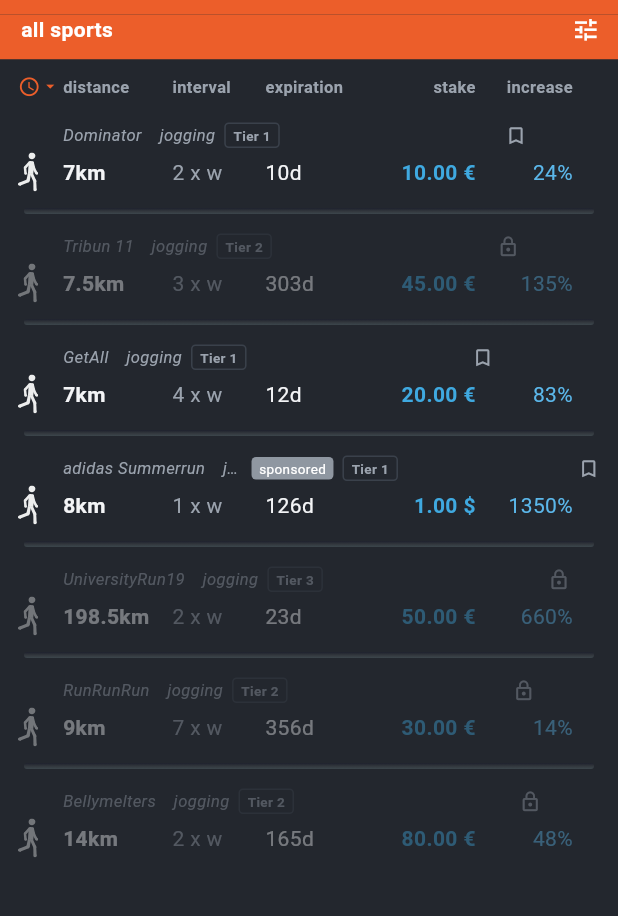
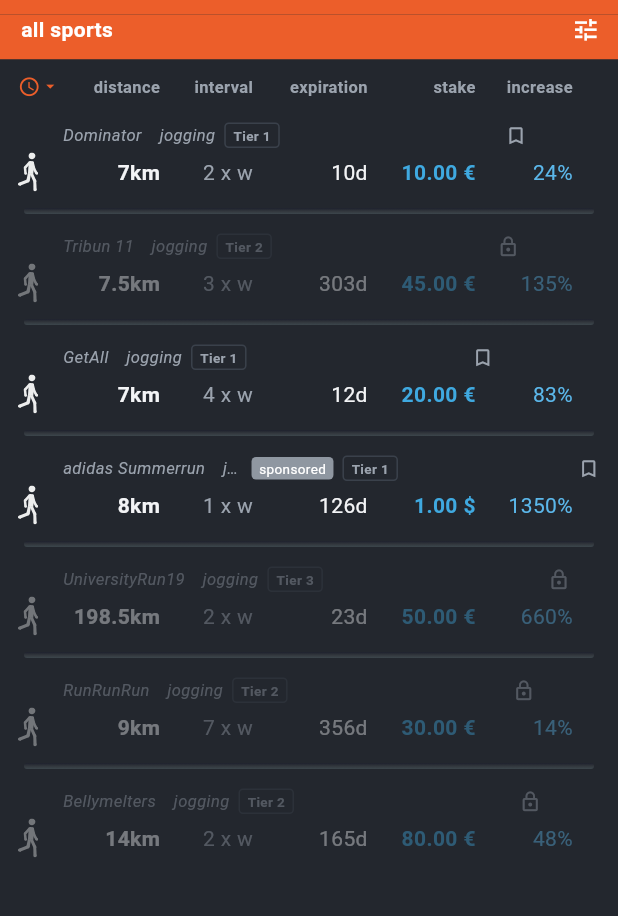
Before and after one commit to Claude-Roland/Battlebet, a Flutter app: the BetsListScreen screen opened directly, on a phone screen of 412 x 824 dp, the part 53-969 px from its top. Run offline on Flutter 3.47's test engine with Material 3 defaults, Android fonts, the phone set to English and light mode, and no system bars; our stand-ins replace flutter_svg; project files that could hold a hidden picture were left out.

Commit message:
Sortier-Tabelle: alle Spalten rechtsbuendig (distance/interval/expiration wie stake/increase) - Einheiten km/w/d/EUR/% schliessen rechts ab

```diff
--- a/app/lib/screens/bets_list_screen.dart
+++ b/app/lib/screens/bets_list_screen.dart
@@ -180,11 +180,11 @@ class _BetsListScreenState extends State<BetsListScreen> {
       child: Row(
         children: [
           SizedBox(width: BetRow.iconColWidth, child: _newSort()),
-          _hSort('distance', BetSortKey.distanz, BetRow.flexDistance),
+          _hSort('distance', BetSortKey.distanz, BetRow.flexDistance, right: true),
           const SizedBox(width: BetRow.colGap),
-          _hSort('interval', BetSortKey.interval, BetRow.flexInterval),
+          _hSort('interval', BetSortKey.interval, BetRow.flexInterval, right: true),
           const SizedBox(width: BetRow.colGap),
-          _hSort('expiration', BetSortKey.expiration, BetRow.flexExpiration),
+          _hSort('expiration', BetSortKey.expiration, BetRow.flexExpiration, right: true),
           _hSort('stake', BetSortKey.einsatz, BetRow.flexPrice, right: true),
           _hSort('increase', BetSortKey.wertzuwachs, BetRow.flexIncrease, right: true),
           const SizedBox(width: BetRow.bookmarkColWidth),
--- a/app/lib/widgets/bet_row.dart
+++ b/app/lib/widgets/bet_row.dart
@@ -101,11 +101,11 @@ class BetRow extends StatelessWidget {
                   child: SvgPicture.asset('assets/icons/${_sportAsset(bet.sport)}', height: 26),
                 ),
               ),
-              _col('${_fmtKm(bet.distanceKm)}km', flexDistance, bold: true),
+              _col('${_fmtKm(bet.distanceKm)}km', flexDistance, bold: true, align: TextAlign.right),
               const SizedBox(width: colGap),
-              _col('${bet.iterationsPerWeek} x w', flexInterval, color: AppColors.textMuted),
+              _col('${bet.iterationsPerWeek} x w', flexInterval, color: AppColors.textMuted, align: TextAlign.right),
               const SizedBox(width: colGap),
-              _col('${bet.expirationDays}d', flexExpiration),
+              _col('${bet.expirationDays}d', flexExpiration, align: TextAlign.right),
               // Einsatz (Money) und der ABGELEITETE "increase" aus der Pot-Oekonomie.
               _col(bet.stake.format(), flexPrice,
                   color: AppColors.price, bold: true, align: TextAlign.right),
```
